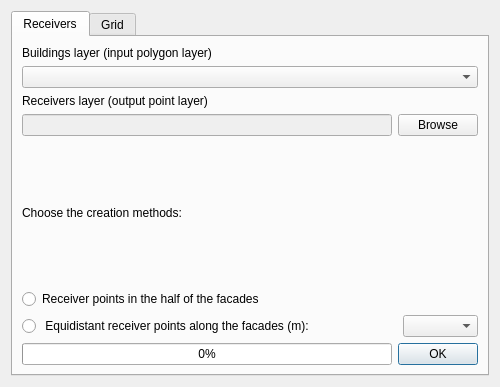
The window that tools/ui_CreateReceiverPoints.ui (pierluigiderosa/openoise) describes before a commit, drawn with Qt 5.
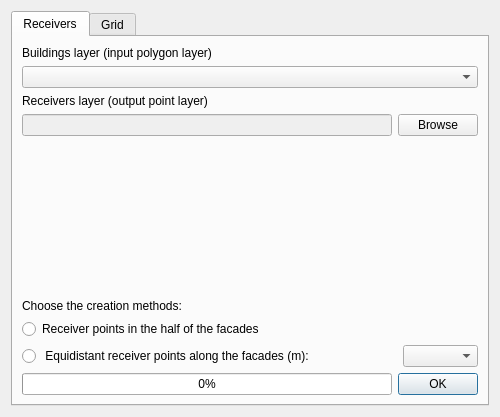
The same window after the commit. Custom widgets are drawn as their Qt base class.

```diff
--- a/tools/ui_CreateReceiverPoints.ui
+++ b/tools/ui_CreateReceiverPoints.ui
@@ -10,7 +10,7 @@
     <x>0</x>
     <y>0</y>
     <width>500</width>
-    <height>387</height>
+    <height>417</height>
    </rect>
   </property>
   <property name="sizePolicy">
@@ -139,6 +139,19 @@
          </item>
         </layout>
        </item>
+       <item>
+        <spacer name="verticalSpacer">
+         <property name="orientation">
+          <enum>Qt::Vertical</enum>
+         </property>
+         <property name="sizeHint" stdset="0">
+          <size>
+           <width>20</width>
+           <height>40</height>
+          </size>
+         </property>
+        </spacer>
+       </item>
        <item>
         <widget class="QLabel" name="label">
          <property name="text">
```
